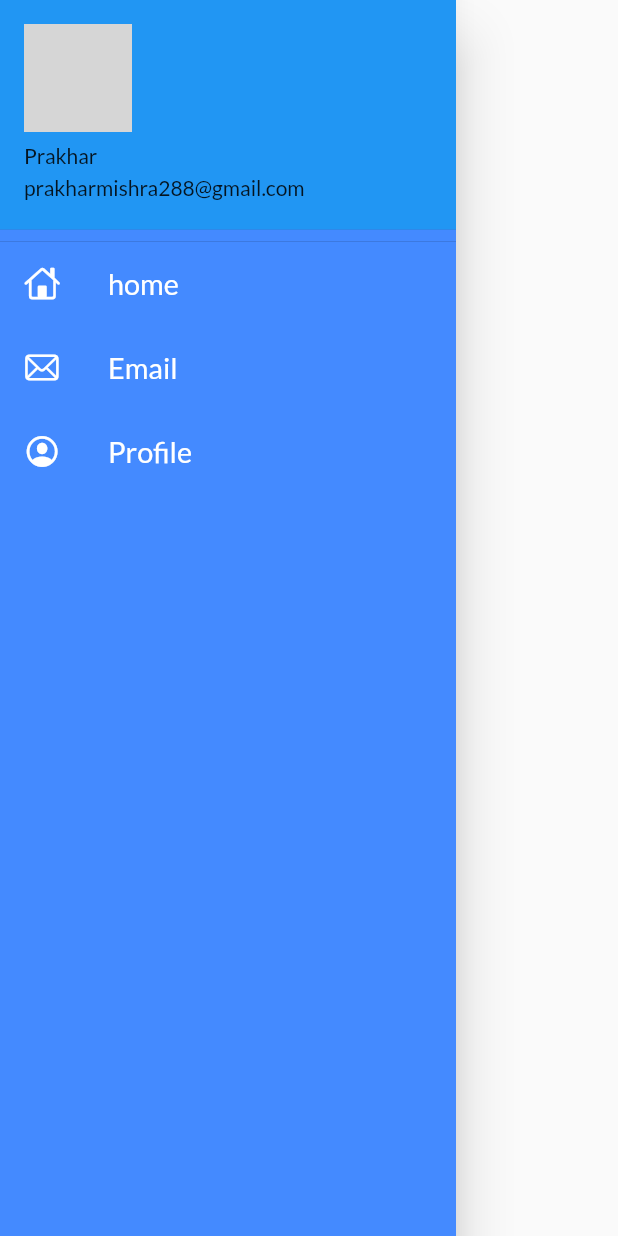
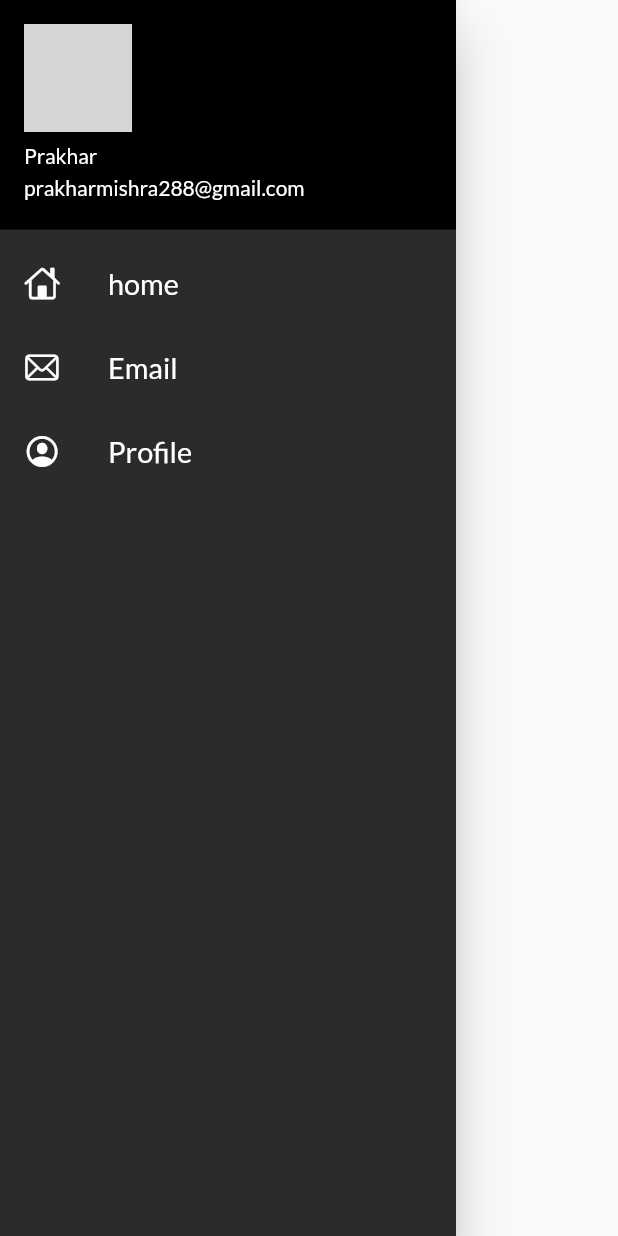
Before and after one commit to Prakhar-creator/flutter_login, a Flutter app: the MyDrawer widget shown alone on an empty page, opened directly, on a phone screen of 412 x 824 dp. Run offline on Flutter 3.47's test engine with Material 2 defaults, Android fonts, the phone set to English and light mode, and no system bars; our stand-ins replace google_fonts; network calls fail; grey boxes are pictures that could not be loaded.

Commit message:
day7 completed

```diff
--- a/lib/widgets/drawer.dart
+++ b/lib/widgets/drawer.dart
@@ -11,7 +11,7 @@ class MyDrawer extends StatelessWidget {
         "https://media-exp1.licdn.com/dms/image/C5603AQEzeubEmQO-Sg/profile-displayphoto-shrink_200_200/0/1617099582030?e=1649289600&v=beta&t=2iwr32qLXzeTc-8bpviMALSMuWqQpnTZbOFE284M-lw";
     return Drawer(
       child: Container(
-        color: Colors.blueAccent,
+        color: Color.fromARGB(255, 44, 43, 43),
         child: ListView(
           children: [
             DrawerHeader(
@@ -20,6 +20,7 @@ class MyDrawer extends StatelessWidget {
               child: UserAccountsDrawerHeader(
                 accountName: Text("Prakhar"),
                 accountEmail: Text("prakharmishra288@gmail.com"),
+                decoration: BoxDecoration(color: Colors.black),
                 currentAccountPicture: CircleAvatar(
                   backgroundImage: NetworkImage(ImageUrl),
                 ),
--- /dev/null
+++ b/lib/widgets/themes.dart
@@ -0,0 +1,19 @@
+import 'package:flutter/material.dart';
+import 'package:google_fonts/google_fonts.dart';
+
+class AppTheme {
+  static ThemeData lighttheme(BuildContext context) => ThemeData(
+        primarySwatch: Colors.blue,
+        fontFamily: GoogleFonts.lato().fontFamily,
+        appBarTheme: AppBarTheme(
+          foregroundColor: Colors.black,
+          color: Colors.white,
+          elevation: 0.0,
+          iconTheme: IconThemeData(color: Colors.black),
+        ),
+      );
+
+  static ThemeData darkTheme(BuildContext context) => ThemeData(
+        brightness: Brightness.dark,
+      );
+}
```
Also changed, not shown: lib/home.dart (+15 -9 lines), lib/main.dart (+4 -5 lines), lib/models/catalog.dart (added, +30 -0 lines), lib/widgets/item_widget.dart (added, +30 -0 lines).
